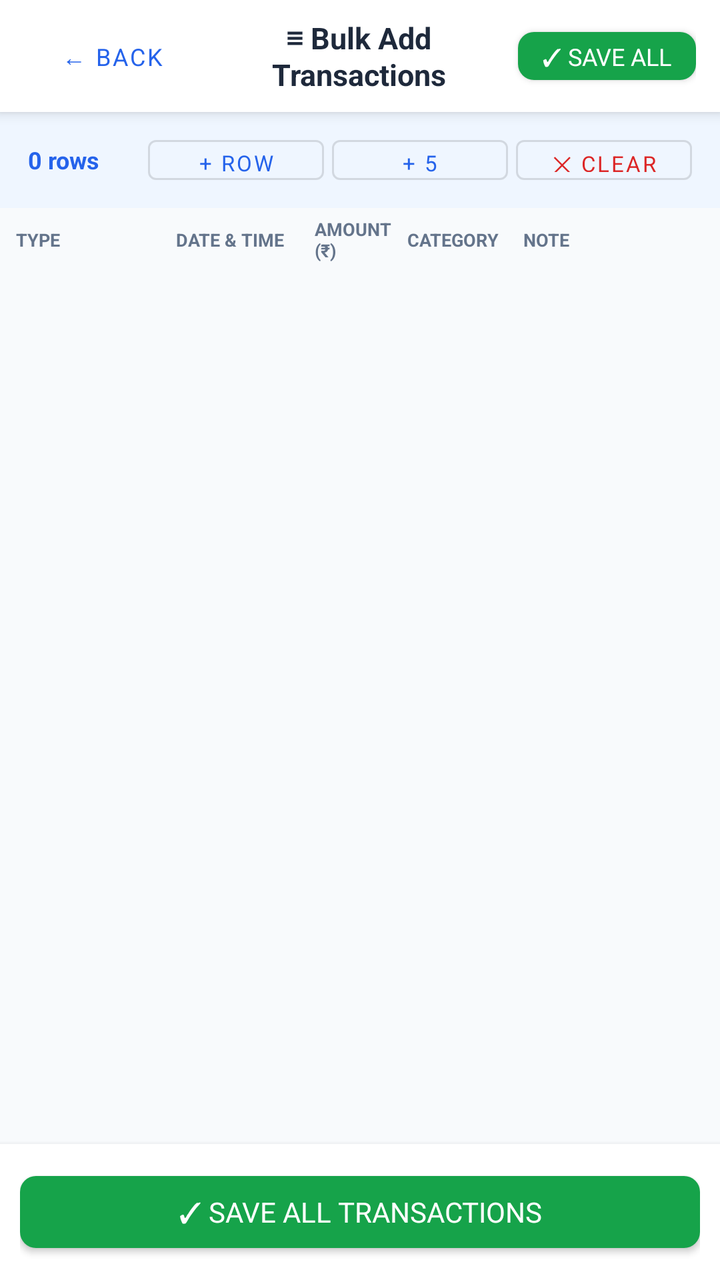
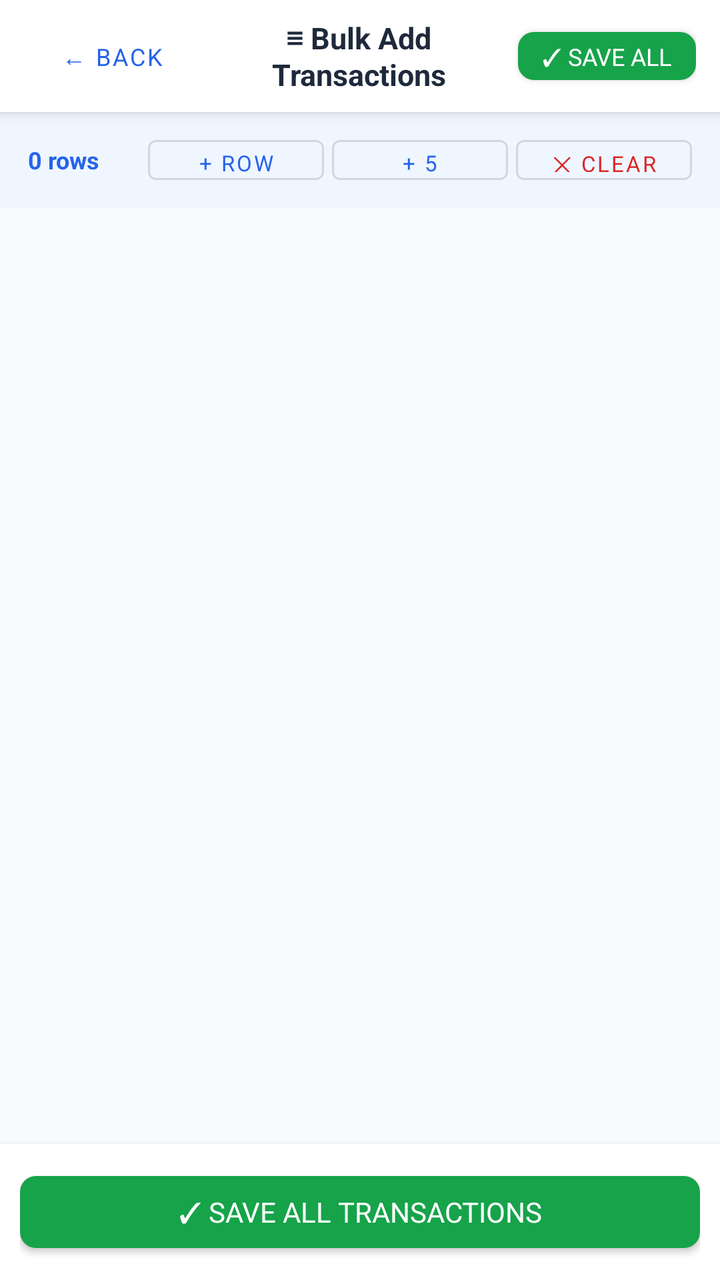

Two renders of the same Android screen: before a commit and after it. Below are the layout's source before the change and the commit's diff.
<!-- AndroidManifest.xml: application theme Theme.ExpenseOS -->
<!-- res/layout/activity_bulk_add.xml -->
<?xml version="1.0" encoding="utf-8"?>
<LinearLayout xmlns:android="http://schemas.android.com/apk/res/android"
    android:layout_width="match_parent"
    android:layout_height="match_parent"
    android:background="@color/bg"
    android:orientation="vertical">

    
    <LinearLayout
        android:layout_width="match_parent"
        android:layout_height="56dp"
        android:background="@color/nav_bg"
        android:elevation="4dp"
        android:gravity="center_vertical"
        android:orientation="horizontal"
        android:paddingHorizontal="12dp">

        <Button
            android:id="@+id/btnBulkBack"
            style="@style/Widget.MaterialComponents.Button.TextButton"
            android:layout_width="wrap_content"
            android:layout_height="36dp"
            android:text="← Back"
            android:textSize="12sp" />

        <TextView
            android:layout_width="0dp"
            android:layout_height="wrap_content"
            android:layout_weight="1"
            android:gravity="center"
            android:text="≡ Bulk Add Transactions"
            android:textColor="@color/text"
            android:textSize="15sp"
            android:textStyle="bold" />

        <Button
            android:id="@+id/btnBulkSaveAll"
            style="@style/BtnSuccess"
            android:layout_width="wrap_content"
            android:layout_height="36dp"
            android:paddingHorizontal="12dp"
            android:text="✓ Save All"
            android:textSize="12sp" />
    </LinearLayout>

    
    <LinearLayout
        android:layout_width="match_parent"
        android:layout_height="wrap_content"
        android:background="#EFF6FF"
        android:gravity="center_vertical"
        android:orientation="horizontal"
        android:paddingHorizontal="14dp"
        android:paddingVertical="8dp">

        <TextView
            android:id="@+id/tvBulkSummary"
            android:layout_width="0dp"
            android:layout_height="wrap_content"
            android:layout_weight="1"
            android:text="0 rows"
            android:textColor="@color/primary"
            android:textSize="12sp"
            android:textStyle="bold" />

        <Button
            android:id="@+id/btnBulkAddRow"
            style="@style/Widget.MaterialComponents.Button.OutlinedButton"
            android:layout_width="wrap_content"
            android:layout_height="32dp"
            android:layout_marginEnd="4dp"
            android:text="+ Row"
            android:textSize="11sp" />

        <Button
            android:id="@+id/btnBulkAdd5"
            style="@style/Widget.MaterialComponents.Button.OutlinedButton"
            android:layout_width="wrap_content"
            android:layout_height="32dp"
            android:layout_marginEnd="4dp"
            android:text="+ 5"
            android:textSize="11sp" />

        <Button
            android:id="@+id/btnBulkClear"
            style="@style/Widget.MaterialComponents.Button.OutlinedButton"
            android:layout_width="wrap_content"
            android:layout_height="32dp"
            android:text="✕ Clear"
            android:textColor="@color/red"
            android:textSize="11sp" />
    </LinearLayout>

    
    <LinearLayout
        android:layout_width="match_parent"
        android:layout_height="32dp"
        android:background="#F8FAFC"
        android:gravity="center_vertical"
        android:orientation="horizontal"
        android:paddingHorizontal="8dp">

        <TextView
            android:layout_width="80dp"
            android:layout_height="wrap_content"
            android:text="TYPE"
            android:textAllCaps="true"
            android:textColor="@color/text_muted"
            android:textSize="9sp"
            android:textStyle="bold" />

        <TextView
            android:layout_width="0dp"
            android:layout_height="wrap_content"
            android:layout_weight="1.2"
            android:text="DATE &amp; TIME"
            android:textAllCaps="true"
            android:textColor="@color/text_muted"
            android:textSize="9sp"
            android:textStyle="bold" />

        <TextView
            android:layout_width="0dp"
            android:layout_height="wrap_content"
            android:layout_weight="0.8"
            android:text="AMOUNT (₹)"
            android:textAllCaps="true"
            android:textColor="@color/text_muted"
            android:textSize="9sp"
            android:textStyle="bold" />

        <TextView
            android:layout_width="0dp"
            android:layout_height="wrap_content"
            android:layout_weight="1"
            android:text="CATEGORY"
            android:textAllCaps="true"
            android:textColor="@color/text_muted"
            android:textSize="9sp"
            android:textStyle="bold" />

        <TextView
            android:layout_width="0dp"
            android:layout_height="wrap_content"
            android:layout_weight="1"
            android:text="NOTE"
            android:textAllCaps="true"
            android:textColor="@color/text_muted"
            android:textSize="9sp"
            android:textStyle="bold" />

        <View
            android:layout_width="32dp"
            android:layout_height="1dp" />
    </LinearLayout>

    
    <ScrollView
        android:layout_width="match_parent"
        android:layout_height="0dp"
        android:layout_weight="1">

        <LinearLayout
            android:id="@+id/llBulkRows"
            android:layout_width="match_parent"
            android:layout_height="wrap_content"
            android:orientation="vertical"
            android:padding="4dp" />
    </ScrollView>

    
    <LinearLayout
        android:layout_width="match_parent"
        android:layout_height="wrap_content"
        android:background="@color/nav_bg"
        android:elevation="4dp"
        android:orientation="vertical"
        android:padding="10dp">

        <TextView
            android:id="@+id/tvBulkResult"
            android:layout_width="wrap_content"
            android:layout_height="wrap_content"
            android:layout_marginBottom="6dp"
            android:textSize="13sp"
            android:textStyle="bold"
            android:visibility="gone" />

        <Button
            android:id="@+id/btnBulkSaveAllBottom"
            style="@style/BtnSuccess"
            android:layout_width="match_parent"
            android:layout_height="48dp"
            android:text="✓ Save All Transactions" />
    </LinearLayout>
</LinearLayout>
<!-- resources referenced by this layout -->
<resources>
  <color name="bg">#F8FAFC</color>
  <color name="nav_bg">#FFFFFF</color>
  <color name="primary">#2563EB</color>
  <color name="red">#DC2626</color>
  <color name="text">#1E293B</color>
  <color name="text_muted">#64748B</color>
  <style name="BtnSuccess" parent="Widget.MaterialComponents.Button">
          <item name="backgroundTint">@color/green</item>
          <item name="android:textColor">@color/white</item>
          <item name="cornerRadius">8dp</item>
          <item name="android:letterSpacing">0</item>
      </style>
  <style name="Theme.ExpenseOS" parent="Theme.MaterialComponents.Light.NoActionBar">
          <item name="colorPrimary">@color/primary</item>
          <item name="colorPrimaryDark">@color/primary_dark</item>
          <item name="colorAccent">@color/primary</item>
          <item name="android:windowBackground">@color/bg</item>
          <item name="android:fontFamily">sans-serif</item>
          <item name="android:statusBarColor">@color/primary_dark</item>
      </style>
  <color name="green">#16A34A</color>
  <color name="white">#FFFFFF</color>
  <color name="primary_dark">#1D4ED8</color>
</resources>

<!-- the commit's change to res/layout/activity_bulk_add.xml (unified diff, before → after) -->
@@ -92,69 +92,6 @@
     </LinearLayout>
 
     
-    <LinearLayout
-        android:layout_width="match_parent"
-        android:layout_height="32dp"
-        android:background="#F8FAFC"
-        android:gravity="center_vertical"
-        android:orientation="horizontal"
-        android:paddingHorizontal="8dp">
-
-        <TextView
-            android:layout_width="80dp"
-            android:layout_height="wrap_content"
-            android:text="TYPE"
-            android:textAllCaps="true"
-            android:textColor="@color/text_muted"
-            android:textSize="9sp"
-            android:textStyle="bold" />
-
-        <TextView
-            android:layout_width="0dp"
-            android:layout_height="wrap_content"
-            android:layout_weight="1.2"
-            android:text="DATE &amp; TIME"
-            android:textAllCaps="true"
-            android:textColor="@color/text_muted"
-            android:textSize="9sp"
-            android:textStyle="bold" />
-
-        <TextView
-            android:layout_width="0dp"
-            android:layout_height="wrap_content"
-            android:layout_weight="0.8"
-            android:text="AMOUNT (₹)"
-            android:textAllCaps="true"
-            android:textColor="@color/text_muted"
-            android:textSize="9sp"
-            android:textStyle="bold" />
-
-        <TextView
-            android:layout_width="0dp"
-            android:layout_height="wrap_content"
-            android:layout_weight="1"
-            android:text="CATEGORY"
-            android:textAllCaps="true"
-            android:textColor="@color/text_muted"
-            android:textSize="9sp"
-            android:textStyle="bold" />
-
-        <TextView
-            android:layout_width="0dp"
-            android:layout_height="wrap_content"
-            android:layout_weight="1"
-            android:text="NOTE"
-            android:textAllCaps="true"
-            android:textColor="@color/text_muted"
-            android:textSize="9sp"
-            android:textStyle="bold" />
-
-        <View
-            android:layout_width="32dp"
-            android:layout_height="1dp" />
-    </LinearLayout>
-
-    
     <ScrollView
         android:layout_width="match_parent"
         android:layout_height="0dp"
<!-- resource entries referenced after the edit -->
@@ -5,7 +5,6 @@
   <color name="primary">#2563EB</color>
   <color name="red">#DC2626</color>
   <color name="text">#1E293B</color>
-  <color name="text_muted">#64748B</color>
   <style name="BtnSuccess" parent="Widget.MaterialComponents.Button">
           <item name="backgroundTint">@color/green</item>
           <item name="android:textColor">@color/white</item>
